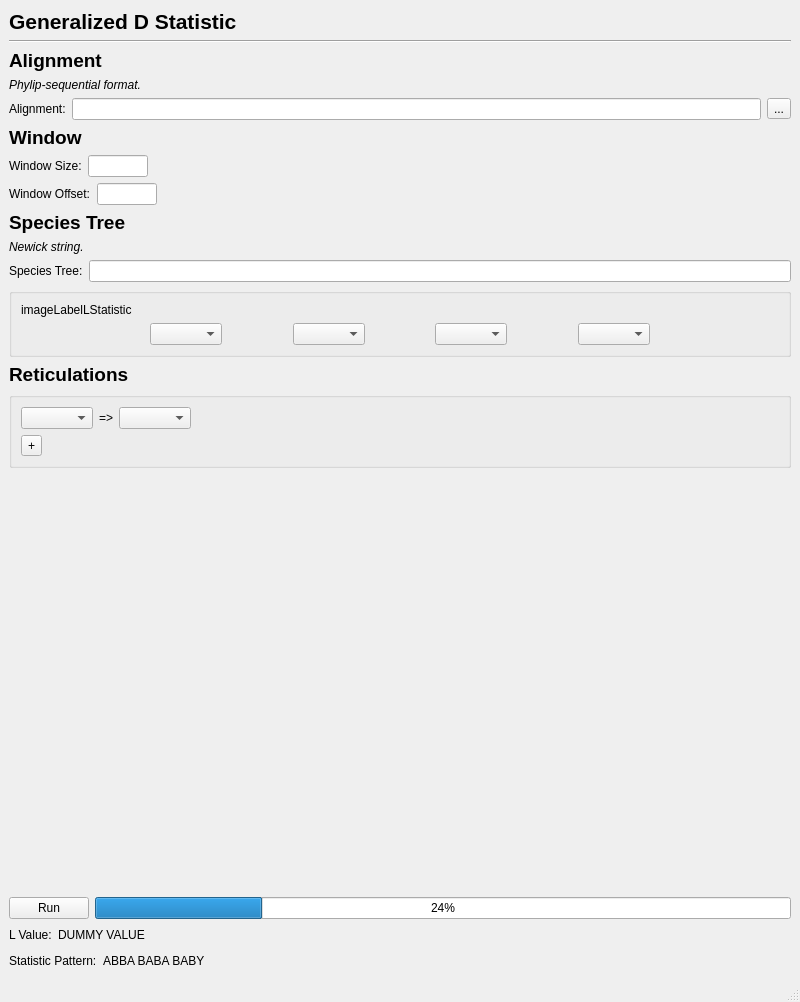
Before: the Qt Designer form module/LStatistic.ui in chilleo/ALPHA, drawn with Qt 5.
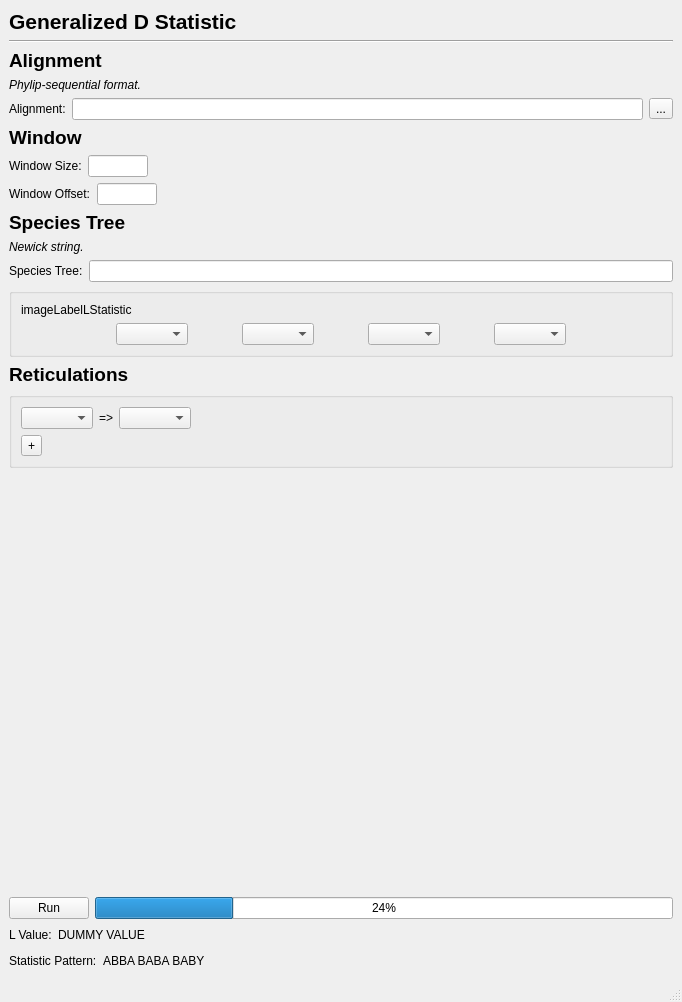
After: the same form once the commit is applied.

Commit message: new l statistic gui, auto generates tree image

Diff of the .ui file:
```diff
--- a/module/LStatistic.ui
+++ b/module/LStatistic.ui
@@ -6,7 +6,7 @@
    <rect>
     <x>0</x>
     <y>0</y>
-    <width>800</width>
+    <width>682</width>
     <height>1002</height>
    </rect>
   </property>
```
Left out of the diff: 2 changed lines with no effect on the pictures. The commit also changes 6 other files.
